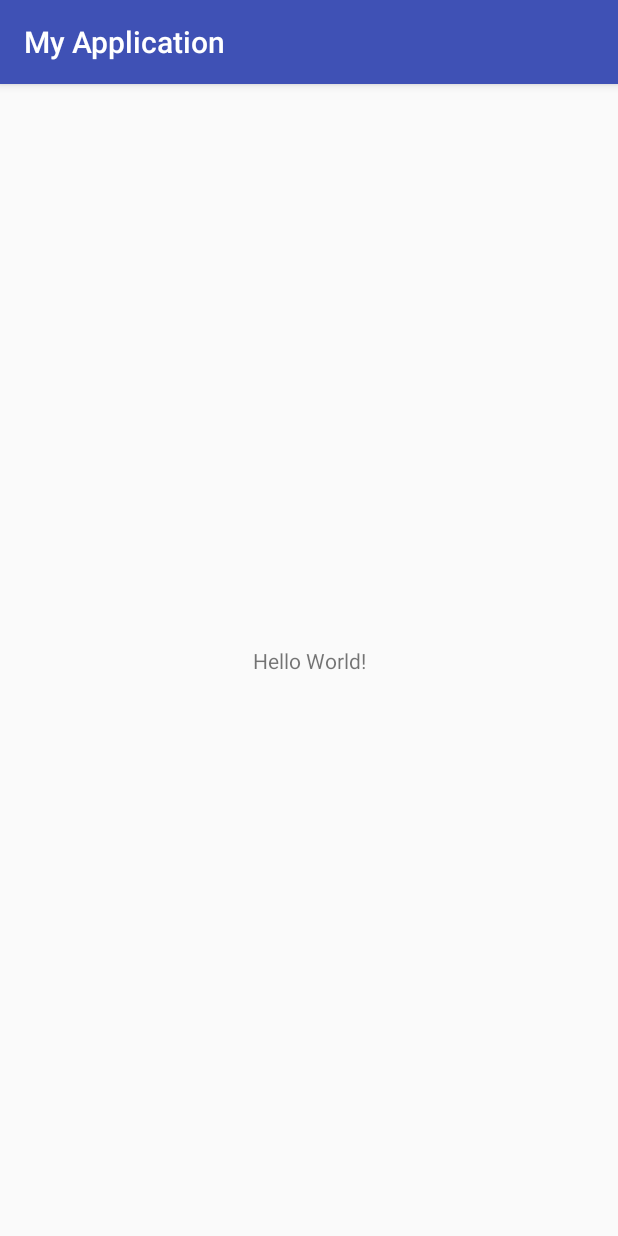
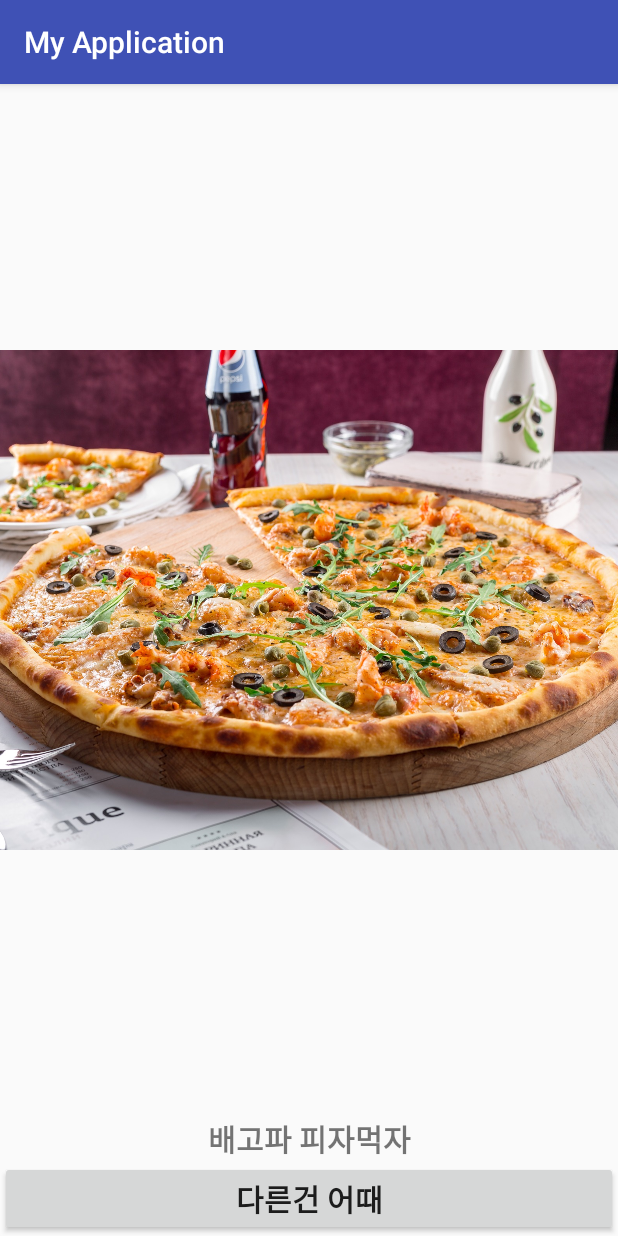
Before and after one commit to Sung-Min-Kim/CodingClinic, an Android app: the screen it shows after launch (MainActivity), on a phone screen of 412 x 824 dp. Run offline under Robolectric (Android 15) with nearby library versions, the phone set to English and light mode, and no system bars.

Commit message:
First Homework

```diff
--- a/app/src/main/java/com/example/sungminkim/myapplication/MainActivity.java
+++ b/app/src/main/java/com/example/sungminkim/myapplication/MainActivity.java
@@ -1,7 +1,14 @@
 package com.example.sungminkim.myapplication;
 
+import android.media.Image;
 import android.support.v7.app.AppCompatActivity;
 import android.os.Bundle;
+import android.view.View;
+import android.widget.Button;
+import android.widget.ImageView;
+import android.widget.TextView;
+
+import org.w3c.dom.Text;
 
 public class MainActivity extends AppCompatActivity {
 
@@ -9,5 +16,17 @@ public class MainActivity extends AppCompatActivity {
     protected void onCreate(Bundle savedInstanceState) {
         super.onCreate(savedInstanceState);
         setContentView(R.layout.activity_main);
+
+        Button btn = (Button)findViewById(R.id.button);
+        final TextView txt = (TextView)findViewById(R.id.textview);
+        final ImageView img = (ImageView)findViewById(R.id.image);
+
+        btn.setOnClickListener(new View.OnClickListener() {
+            @Override
+            public void onClick(View view) {
+                txt.setText("치킨도 먹고싶당");
+                img.setImageResource(R.drawable.chicken);
+            }
+        });
     }
 }
--- a/app/src/main/res/layout/activity_main.xml
+++ b/app/src/main/res/layout/activity_main.xml
@@ -1,18 +1,37 @@
 <?xml version="1.0" encoding="utf-8"?>
-<android.support.constraint.ConstraintLayout xmlns:android="http://schemas.android.com/apk/res/android"
+<LinearLayout xmlns:android="http://schemas.android.com/apk/res/android"
     xmlns:app="http://schemas.android.com/apk/res-auto"
     xmlns:tools="http://schemas.android.com/tools"
     android:layout_width="match_parent"
     android:layout_height="match_parent"
-    tools:context=".MainActivity">
+    tools:context=".MainActivity"
+    android:orientation="vertical">
+
+    <ImageView
+        android:id="@+id/image"
+        android:layout_width="500dp"
+        android:layout_height="500dp"
+        android:src="@drawable/pizza"
+        android:layout_weight="1"
+        android:layout_gravity="center" />
 
     <TextView
-        android:layout_width="wrap_content"
+        android:layout_width="match_parent"
         android:layout_height="wrap_content"
-        android:text="Hello World!"
-        app:layout_constraintBottom_toBottomOf="parent"
-        app:layout_constraintLeft_toLeftOf="parent"
-        app:layout_constraintRight_toRightOf="parent"
-        app:layout_constraintTop_toTopOf="parent" />
+        android:text="배고파 피자먹자"
+        android:textAlignment="center"
+        android:textSize="20dp"
+        android:textStyle="bold"
+        android:layout_gravity="center"
+        android:id="@+id/textview"/>
 
-</android.support.constraint.ConstraintLayout>
+    <Button
+        android:layout_width="match_parent"
+        android:layout_height="wrap_content"
+        android:textSize="20dp"
+        android:textStyle="bold"
+        android:layout_gravity="center"
+        android:text="다른건 어때"
+        android:id="@+id/button"/>
+
+</LinearLayout>
```
Also changed, not shown: app/src/main/res/drawable/chicken.jpg (added), app/src/main/res/drawable/pizza.jpg (added), 2 other files.
